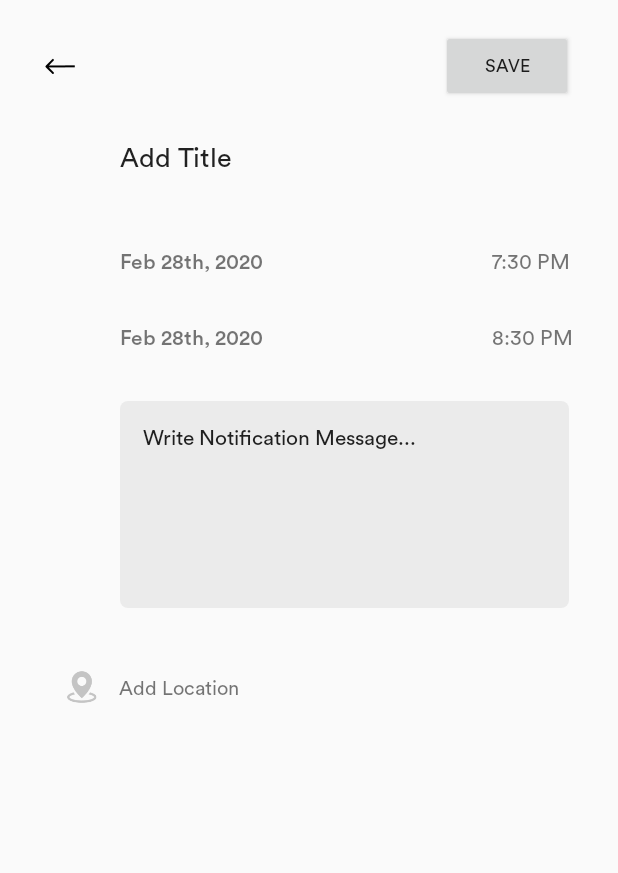
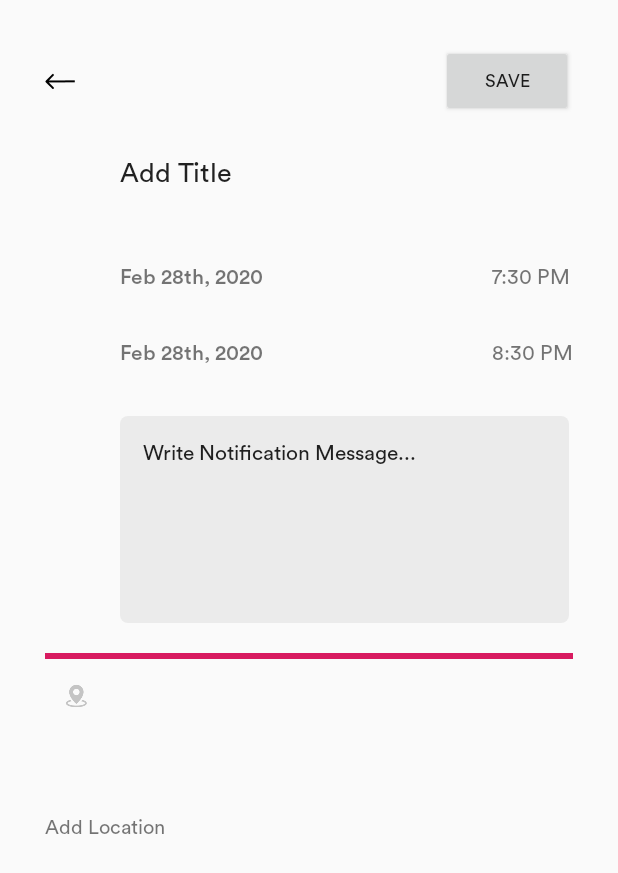
Before and after one commit to eathnma/Personable-Calendar, an Android app: the EditCalendar screen opened directly, with no data from a screen before it, on a phone screen of 412 x 824 dp. Shown: the top 873 px of the screen. Run offline under Robolectric (Android 15) with nearby library versions, the phone set to English and light mode, and no system bars.

Commit message:
Added Event Listeners for Elements

```diff
--- a/app/src/main/java/com/example/mainactivity/EditCalendar.java
+++ b/app/src/main/java/com/example/mainactivity/EditCalendar.java
@@ -3,18 +3,30 @@ package com.example.mainactivity;
 import androidx.appcompat.app.AppCompatActivity;
 
 import android.content.Intent;
-import android.hardware.SensorEventListener;
 import android.os.Bundle;
 import android.view.View;
-import android.view.Window;
 import android.widget.Button;
+import android.widget.EditText;
 import android.widget.ImageView;
+import android.widget.TextView;
 
 public class EditCalendar extends AppCompatActivity implements View.OnClickListener {
 
+    //elements in gridlayout 1
     private ImageView arrowRowOne;
     private Button saveButtonRowOne;
 
+    //elements in gridlayout 2
+    private EditText addTitle;
+
+    //elements in gridlayout 3
+    private TextView editDateRowOne;
+    private TextView editTimeRowOne;
+    private TextView editDateRowTwo;
+    private TextView editTimeRowTwo;
+
+    //elements in gridlayout 4
+    private EditText notificationMessage;
 
 
     @Override
@@ -22,11 +34,24 @@ public class EditCalendar extends AppCompatActivity implements View.OnClickListe
         super.onCreate(savedInstanceState);
         setContentView(R.layout.activity_edit_calendar);
 
-        //setting listeners by grid-row
-        saveButtonRowOne = (Button) findViewById(R.id.saveButtonRowOne);
+        //setting listeners in gridlayout 1
+        saveButtonRowOne = (Button) findViewById(R.id.saveButton);
         saveButtonRowOne.setOnClickListener(this);
-        arrowRowOne = (ImageView) findViewById(R.id.arrowRowOne);
+        arrowRowOne = (ImageView) findViewById(R.id.arrow);
         arrowRowOne.setOnClickListener(this);
+
+        //setting listeners in gridlayout 2
+        addTitle = (EditText) findViewById(R.id.addTitle);
+
+        //setting listeners in gridlayout 3
+        editDateRowOne = (TextView) findViewById(R.id.editDateRowOne);
+        editTimeRowOne = (TextView) findViewById(R.id.editTimeRowOne);
+
+        editDateRowTwo = (TextView) findViewById(R.id.editDateRowTwo);
+        editTimeRowTwo = (TextView) findViewById(R.id.editTimeRowTwo);
+
+        //setting listeners in gridlayout 4
+        notificationMessage = (EditText) findViewById(R.id.notificationMessage);
 
     }
 
--- a/app/src/main/res/layout/activity_edit_calendar.xml
+++ b/app/src/main/res/layout/activity_edit_calendar.xml
@@ -6,15 +6,17 @@
     android:layout_height="match_parent"
     tools:context=".EditCalendar">
 
+    <ScrollView
+        android:layout_width="match_parent"
+        android:layout_height="match_parent">
+
         <androidx.gridlayout.widget.GridLayout
             android:layout_width="match_parent"
-        android:layout_height="match_parent"
-        android:layout_marginTop="20dp"
+            android:layout_height="wrap_content"
+            android:layout_marginLeft="30dp"
+            android:layout_marginTop="30dp"
             android:layout_marginRight="30dp"
-        android:layout_marginLeft="30dp"
-        android:layout_marginBottom="20dp"
-        app:layout_constraintTop_toTopOf="parent"
-        tools:layout_editor_absoluteX="1dp">
+            android:layout_marginBottom="20dp">
 
             <androidx.gridlayout.widget.GridLayout
                 android:layout_width="match_parent"
@@ -23,19 +25,19 @@
                 app:rowCount="2">
 
                 <ImageView
-                android:id="@+id/arrowRowOne"
+                    android:id="@+id/arrow"
                     android:layout_width="20dp"
                     android:layout_height="20dp"
                     app:layout_gravity="center_vertical"
                     app:srcCompat="@drawable/arrow" />
 
                 <Button
-                android:id="@+id/saveButtonRowOne"
+                    android:id="@+id/saveButton"
                     android:layout_width="wrap_content"
                     android:layout_height="wrap_content"
                     android:fontFamily="@font/circular_book"
                     android:text="Save"
-                android:textSize="12dp"
+                    android:textSize="12sp"
                     app:layout_column="2"
                     app:layout_row="0" />
 
@@ -48,7 +50,7 @@
                 app:layout_row="1">
 
                 <EditText
-                android:id="@+id/editText"
+                    android:id="@+id/addTitle"
                     android:layout_width="match_parent"
                     android:layout_height="74dp"
                     android:background="@null"
@@ -70,7 +72,7 @@
 
 
                 <TextView
-                android:id="@+id/editDateRowThree"
+                    android:id="@+id/editDateRowOne"
                     android:layout_width="wrap_content"
                     android:layout_height="wrap_content"
                     android:fontFamily="@font/circular_medium"
@@ -80,7 +82,7 @@
                     app:layout_row="0" />
 
                 <TextView
-                android:id="@+id/textView3"
+                    android:id="@+id/editTimeRowOne"
                     android:layout_width="wrap_content"
                     android:layout_height="wrap_content"
                     android:fontFamily="@font/circular_book"
@@ -89,7 +91,7 @@
                     app:layout_row="0" />
 
                 <TextView
-                android:id="@+id/textView4"
+                    android:id="@+id/editDateRowTwo"
                     android:layout_width="wrap_content"
                     android:layout_height="wrap_content"
                     android:fontFamily="@font/circular_medium"
@@ -99,7 +101,7 @@
                     app:layout_row="1" />
 
                 <TextView
-                android:id="@+id/textView5"
+                    android:id="@+id/editTimeRowTwo"
                     android:layout_width="wrap_content"
                     android:layout_height="wrap_content"
                     android:fontFamily="@font/circular_book"
@@ -116,7 +118,7 @@
                 app:layout_row="3">
 
                 <EditText
-                android:id="@+id/A"
+                    android:id="@+id/notificationMessage"
                     android:layout_width="299dp"
                     android:layout_height="match_parent"
                     android:layout_alignParentLeft="true"
@@ -139,7 +141,7 @@
 
             <androidx.gridlayout.widget.GridLayout
                 android:layout_width="match_parent"
-            android:layout_height="65dp"
+                android:layout_height="178dp"
                 android:layout_marginTop="20dp"
                 app:layout_column="0"
                 app:layout_row="4">
@@ -151,21 +153,30 @@
                     android:fontFamily="@font/circular_book"
                     android:text="Add Location"
                     android:textSize="13sp"
-                app:layout_column="1"
+                    app:layout_column="0"
                     app:layout_gravity="center_vertical"
-                app:layout_row="0" />
+                    app:layout_row="3" />
+
+                <View
+                    android:layout_width="match_parent"
+                    android:layout_height="4dp"
+                    android:background="@color/colorAccent"
+                    app:layout_column="0"
+                    app:layout_row="1" />
 
                 <ImageView
                     android:id="@+id/imageView2"
-                android:layout_width="25dp"
+                    android:layout_width="18dp"
                     android:layout_height="25dp"
                     android:layout_margin="12dp"
                     app:layout_column="0"
                     app:layout_gravity="center_vertical"
-                app:layout_row="0"
+                    app:layout_row="2"
                     app:srcCompat="@drawable/location_icon" />
+
             </androidx.gridlayout.widget.GridLayout>
 
         </androidx.gridlayout.widget.GridLayout>
+    </ScrollView>
 
 </androidx.constraintlayout.widget.ConstraintLayout>
```
Lines whose indentation alone changed are shown as unchanged.
